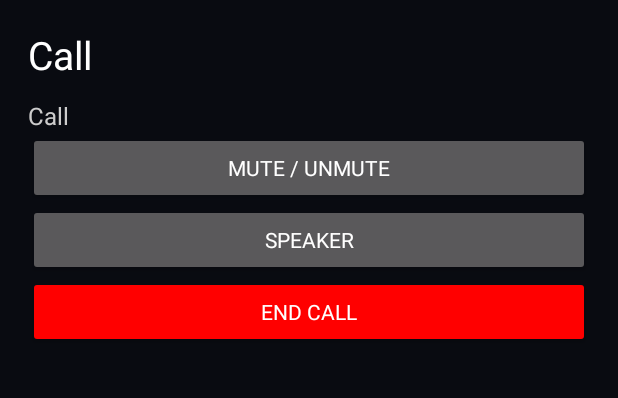
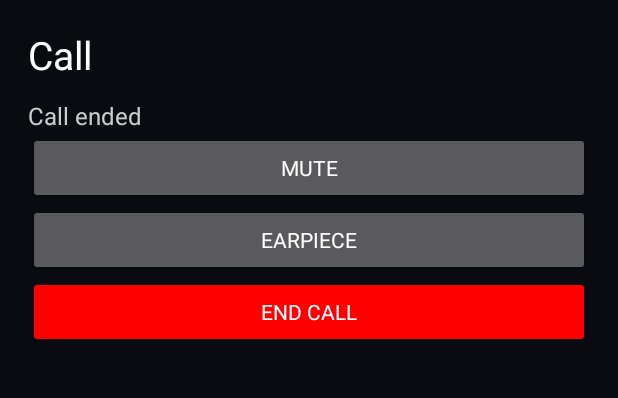
Before and after one commit to ujjwal8228801702-sudo/just-call-android, an Android app: the CallActivity screen opened directly, with no data from a screen before it, after a tap on "SPEAKER", on a phone screen of 412 x 824 dp, the part 469-867 px from its top. Run offline under Robolectric (Android 15) with nearby library versions, the phone set to English and light mode, and no system bars.

Commit message:
Fix in-call mute and speaker controls

```diff
--- a/app/src/main/java/com/ujjwal/justcall/CallActivity.kt
+++ b/app/src/main/java/com/ujjwal/justcall/CallActivity.kt
@@ -12,7 +12,8 @@ import android.telecom.Call
 class CallActivity : Activity() {
     private val gold = Color.rgb(201,169,110)
     private val bg = Color.rgb(9,11,17)
-    private var callback: Call.Callback? = null
+    private var muted = false
+    private var speaker = false
 
     override fun onCreate(savedInstanceState: Bundle?) {
         super.onCreate(savedInstanceState)
@@ -47,31 +48,29 @@ class CallActivity : Activity() {
                 Call.STATE_DIALING -> "Calling…"
                 Call.STATE_ACTIVE -> "Connected"
                 Call.STATE_HOLDING -> "On hold"
-                else -> "Call"
+                else -> "Call ended"
             }
             textSize = 16f
             setTextColor(Color.LTGRAY)
         })
-        val mute = Button(this).apply {
-            text = "Mute / Unmute"
-            setOnClickListener {
-                call?.let { it.setMuted(!it.details.hasProperty(Call.Details.PROPERTY_CONFERENCE)) }
-            }
-        }
-        root.addView(mute)
-        val speaker = Button(this).apply {
-            text = "Speaker"
-            setOnClickListener {
-                val audio = getSystemService(android.telecom.TelecomManager::class.java)
-                try { audio?.let { it.setAudioRoute(android.telecom.CallAudioState.ROUTE_SPEAKER) } } catch (_: Exception) {}
-            }
-        }
-        root.addView(speaker)
+        root.addView(Button(this).apply {
+            text = if (muted) "Unmute" else "Mute"
+            setOnClickListener { muted = !muted; CallAudioController.setMuted(muted); render() }
+        })
+        root.addView(Button(this).apply {
+            text = if (speaker) "Earpiece" else "Speaker"
+            setOnClickListener { speaker = !speaker; CallAudioController.setSpeaker(speaker); render() }
+        })
         if (call?.state == Call.STATE_RINGING) {
             root.addView(Button(this).apply { text = "Answer"; setOnClickListener { call.answer(android.telecom.VideoProfile.STATE_AUDIO_ONLY); render() } })
             root.addView(Button(this).apply { text = "Reject"; setOnClickListener { call.disconnect(); finish() } })
         } else {
-            root.addView(Button(this).apply { text = "End Call"; setTextColor(Color.WHITE); setBackgroundTintList(android.content.res.ColorStateList.valueOf(Color.RED)); setOnClickListener { call?.disconnect(); finish() } })
+            root.addView(Button(this).apply {
+                text = "End Call"
+                setTextColor(Color.WHITE)
+                setBackgroundTintList(android.content.res.ColorStateList.valueOf(Color.RED))
+                setOnClickListener { call?.disconnect(); finish() }
+            })
         }
         setContentView(root)
     }
```
